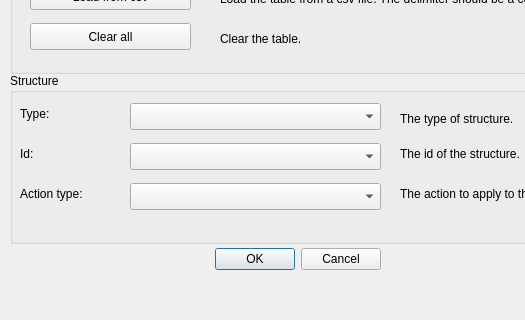
This is ui/controlled_structures_create_table_control_dialog.ui in nens/threedi-results-analysis as Qt 5 draws it before an edit; both pictures show x 0 to 525 and y 557 to 877 of the 784 by 877 pixel window. The edited form follows.
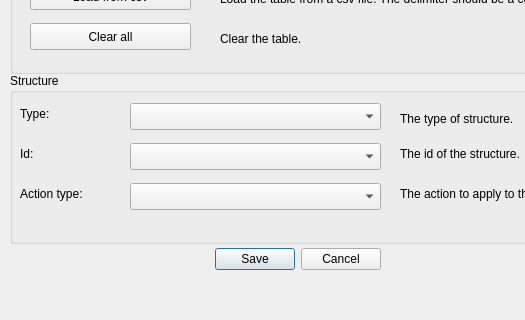
This is the edited form.

Commit message:
'Ok' buttons in dialogs are changed into 'Save' buttons. (#192)
* Ok buttons in dialogs become Save buttons.

* Refactor: Measuring group dialog is now also properly build up from ui.

What changed in the file:
```diff
--- a/ui/controlled_structures_create_table_control_dialog.ui
+++ b/ui/controlled_structures_create_table_control_dialog.ui
@@ -29,7 +29,7 @@
     <enum>Qt::Horizontal</enum>
    </property>
    <property name="standardButtons">
-    <set>QDialogButtonBox::Cancel|QDialogButtonBox::Ok</set>
+    <set>QDialogButtonBox::Cancel|QDialogButtonBox::Save</set>
    </property>
   </widget>
   <widget class="QGroupBox" name="groupbox_input_rule">
```
The commit also changes 4 other files.
